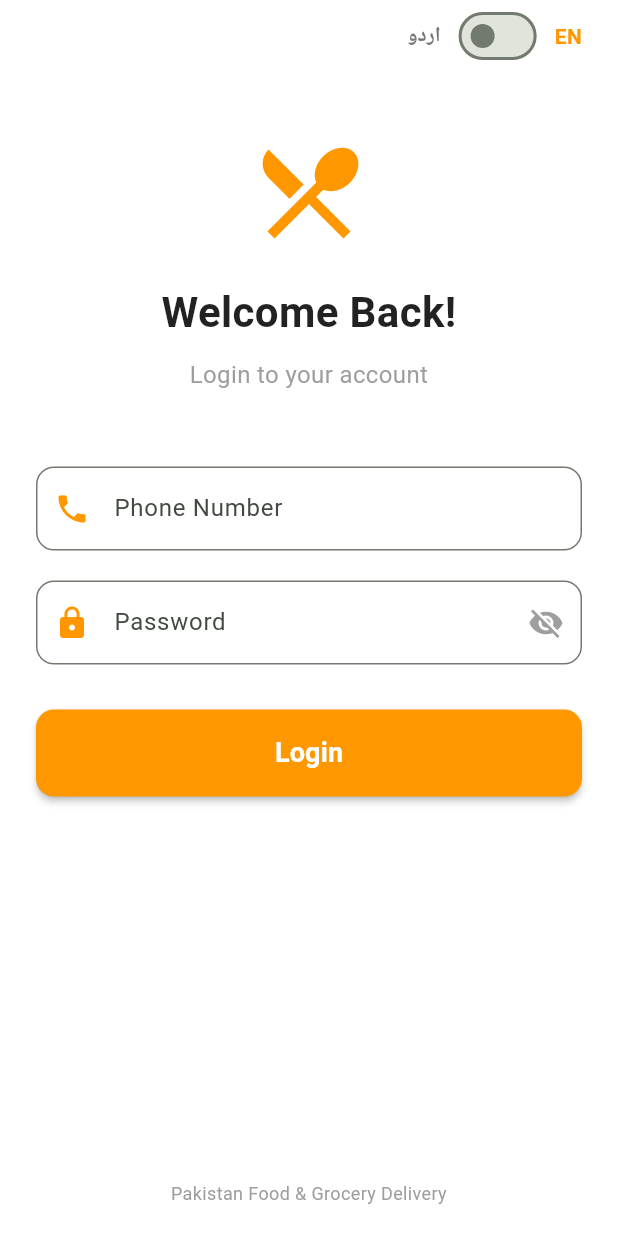
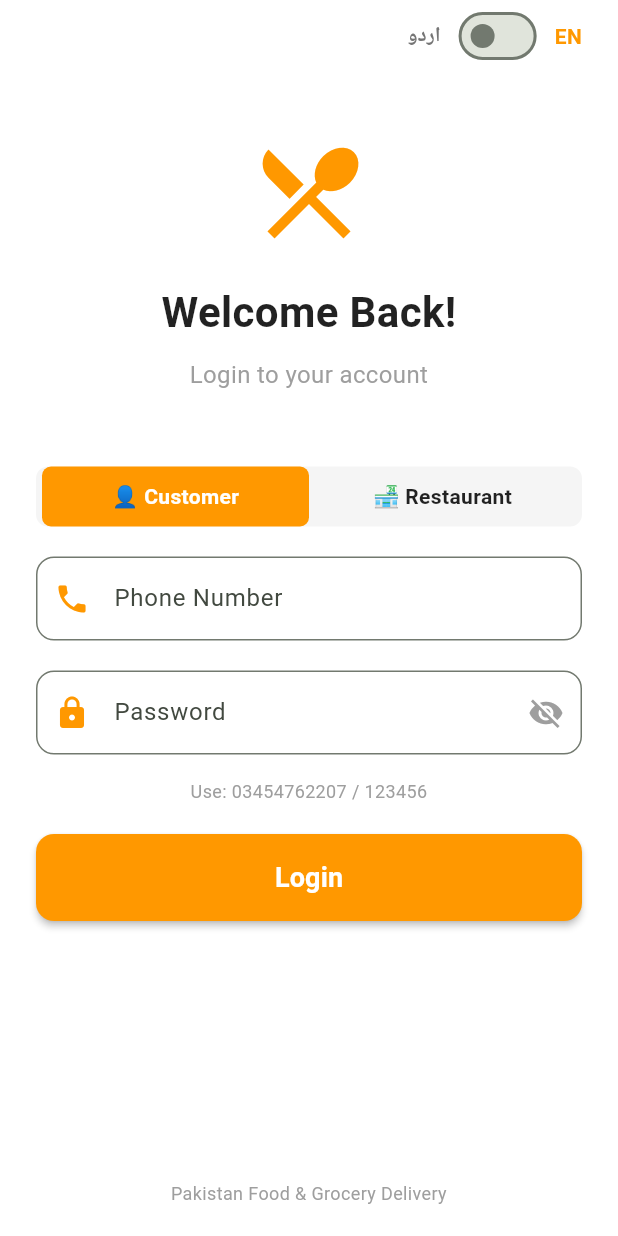
Before and after one commit to zagaaam-ops/Food-Delivery-App, a Flutter app: the screen it shows after launch, on a phone screen of 412 x 824 dp. Run offline on Flutter 3.47's test engine with Material 3 defaults, Android fonts, the phone set to English and light mode, and no system bars; our stand-ins replace go_router.

Commit message:
Feature: Add customer/restaurant toggle on login screen

```diff
--- a/pakistan-delivery-app/mobile/lib/screens/login_screen.dart
+++ b/pakistan-delivery-app/mobile/lib/screens/login_screen.dart
@@ -11,15 +11,16 @@ class LoginScreen extends StatefulWidget {
 }
 
 class _LoginScreenState extends State<LoginScreen> {
-  final _phoneController = TextEditingController();
+  final _identifierController = TextEditingController();
   final _passwordController = TextEditingController();
   bool _isLoading = false;
   bool _isUrdu = false;
   bool _obscurePassword = true;
   String _errorMessage = '';
+  bool _isRestaurantLogin = false;
 
   Future<void> _handleLogin() async {
-    if (_phoneController.text.isEmpty || _passwordController.text.isEmpty) {
+    if (_identifierController.text.isEmpty || _passwordController.text.isEmpty) {
       setState(() {
         _errorMessage = _isUrdu ? 'براہ کرم تمام فیلڈز پُر کریں' : 'Please fill in all fields';
       });
@@ -33,7 +34,7 @@ class _LoginScreenState extends State<LoginScreen> {
 
     final authProvider = Provider.of<AuthProvider>(context, listen: false);
     bool success = await authProvider.login(
-      _phoneController.text.trim(),
+      _identifierController.text.trim(),
       _passwordController.text.trim(),
     );
 
@@ -48,7 +49,7 @@ class _LoginScreenState extends State<LoginScreen> {
       setState(() {
         _errorMessage = _isUrdu
           ? 'غلط فون نمبر یا پاس ورڈ'
-          : 'Invalid phone number or password';
+          : 'Invalid credentials. Try: 03454762207 / 123456 (Customer) or restaurant@food.com / 123456 (Restaurant)';
       });
     }
   }
@@ -56,7 +57,7 @@ class _LoginScreenState extends State<LoginScreen> {
   void _toggleLanguage() {
     setState(() {
       _isUrdu = !_isUrdu;
-      _errorMessage = ''; // Clear error on language switch
+      _errorMessage = '';
     });
   }
 
@@ -118,7 +119,7 @@ class _LoginScreenState extends State<LoginScreen> {
                       Expanded(
                         child: Text(
                           _errorMessage,
-                          style: TextStyle(color: Colors.red[800], fontSize: 14),
+                          style: TextStyle(color: Colors.red[800], fontSize: 13),
                         ),
                       ),
                     ],
@@ -126,26 +127,91 @@ class _LoginScreenState extends State<LoginScreen> {
                 ),
               const SizedBox(height: 20),
 
-              // Phone Field
+              // Login Type Toggle
+              Container(
+                padding: const EdgeInsets.symmetric(horizontal: 4),
+                decoration: BoxDecoration(
+                  color: Colors.grey[100],
+                  borderRadius: BorderRadius.circular(8),
+                ),
+                child: Row(
+                  children: [
+                    Expanded(
+                      child: GestureDetector(
+                        onTap: () => setState(() => _isRestaurantLogin = false),
+                        child: Container(
+                          padding: const EdgeInsets.symmetric(vertical: 10),
+                          decoration: BoxDecoration(
+                            color: _isRestaurantLogin ? Colors.transparent : Colors.orange,
+                            borderRadius: BorderRadius.circular(6),
+                          ),
+                          child: Center(
+                            child: Text(
+                              '👤 Customer',
+                              style: TextStyle(
+                                color: _isRestaurantLogin ? Colors.black87 : Colors.white,
+                                fontWeight: FontWeight.bold,
+                              ),
+                            ),
+                          ),
+                        ),
+                      ),
+                    ),
+                    Expanded(
+                      child: GestureDetector(
+                        onTap: () => setState(() => _isRestaurantLogin = true),
+                        child: Container(
+                          padding: const EdgeInsets.symmetric(vertical: 10),
+                          decoration: BoxDecoration(
+                            color: _isRestaurantLogin ? Colors.orange : Colors.transparent,
+                            borderRadius: BorderRadius.circular(6),
+                          ),
+                          child: Center(
+                            child: Text(
+                              '🏪 Restaurant',
+                              style: TextStyle(
+                                color: _isRestaurantLogin ? Colors.white : Colors.black87,
+                                fontWeight: FontWeight.bold,
+                              ),
+                            ),
+                          ),
+                        ),
+                      ),
+                    ),
+                  ],
+                ),
+              ),
+              const SizedBox(height: 20),
+
+              // Identifier Field (Phone for Customer, Email for Restaurant)
               TextField(
-                controller: _phoneController,
-                keyboardType: TextInputType.phone,
+                controller: _identifierController,
+                keyboardType: _isRestaurantLogin ? TextInputType.emailAddress : TextInputType.phone,
                 decoration: InputDecoration(
-                  labelText: _isUrdu ? 'فون نمبر' : 'Phone Number',
-                  prefixIcon: const Icon(Icons.phone, color: Colors.orange),
+                  labelText: _isRestaurantLogin
+                    ? (_isUrdu ? 'ای میل' : 'Email')
+                    : (_isUrdu ? 'فون نمبر' : 'Phone Number'),
+                  prefixIcon: Icon(
+                    _isRestaurantLogin ? Icons.email : Icons.phone,
+                    color: Colors.orange,
+                  ),
+                  hintText: _isRestaurantLogin
+                    ? 'restaurant@food.com'
+                    : '03454762207',
                   border: OutlineInputBorder(borderRadius: BorderRadius.circular(12)),
                   focusedBorder: OutlineInputBorder(borderSide: const BorderSide(color: Colors.orange), borderRadius: BorderRadius.circular(12)),
                 ),
               ),
               const SizedBox(height: 20),
 
-              // Password Field with Show/Hide
+              // Password Field
               TextField(
                 controller: _passwordController,
                 obscureText: _obscurePassword,
                 decoration: InputDecoration(
                   labelText: _isUrdu ? 'پاس ورڈ' : 'Password',
                   prefixIcon: const Icon(Icons.lock, color: Colors.orange),
+                  hintText: '123456',
                   suffixIcon: IconButton(
                     icon: Icon(
                       _obscurePassword ? Icons.visibility_off : Icons.visibility,
@@ -161,7 +227,17 @@ class _LoginScreenState extends State<LoginScreen> {
                   focusedBorder: OutlineInputBorder(borderSide: const BorderSide(color: Colors.orange), borderRadius: BorderRadius.circular(12)),
                 ),
               ),
-              const SizedBox(height: 30),
+              const SizedBox(height: 16),
+
+              // Login Hint
+              Text(
+                _isRestaurantLogin
+                  ? 'Use: restaurant@food.com / 123456'
+                  : 'Use: 03454762207 / 123456',
+                style: TextStyle(color: Colors.grey[500], fontSize: 12),
+                textAlign: TextAlign.center,
+              ),
+              const SizedBox(height: 20),
 
               // Login Button
               ElevatedButton(
```
